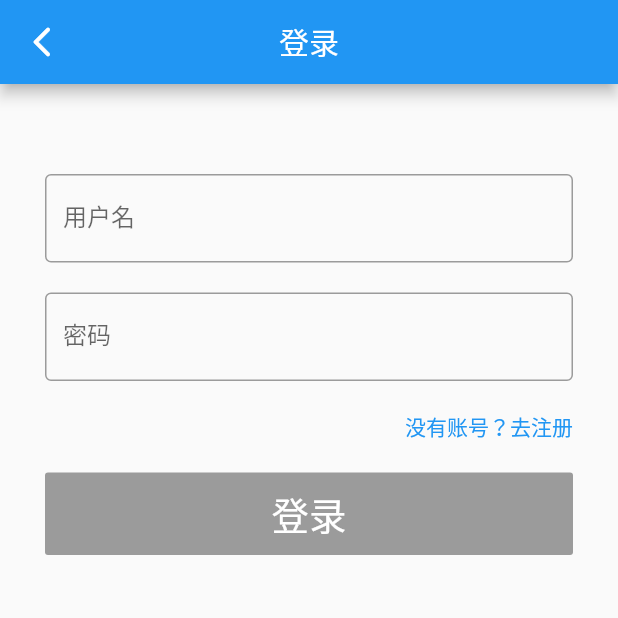
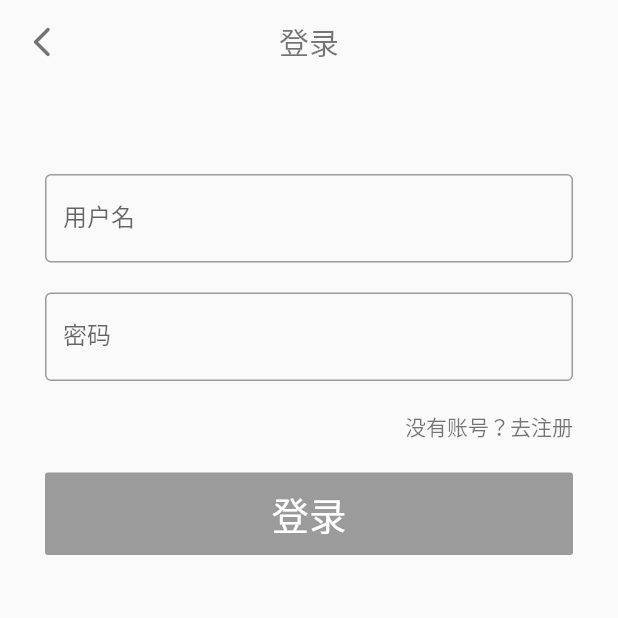
Before and after one commit to worldyun/diary, a Flutter app: the screen it shows after launch, in the side drawer, after a tap on "登录/注册", on a phone screen of 412 x 824 dp, the top half of it. Run offline on Flutter 3.47's test engine with Material 2 defaults, Android fonts, the phone set to English and light mode, and no system bars; our stand-ins replace cookie_jar, date_format, dio, dio_cookie_manager, event_bus, fluttertoast and 1 more.

Commit message:
统一ui风格

```diff
--- a/lib/pages/Diarys.dart
+++ b/lib/pages/Diarys.dart
@@ -269,7 +269,16 @@ class _DiarysState extends State<Diarys> {
   Widget build(BuildContext context) {
     return Scaffold(
       appBar: AppBar(
-        title: Text("日记"),
+        title: Text(
+          "日记",
+          style: TextStyle(
+            color: Colors.black54
+          ),
+        ),
+        iconTheme: IconThemeData(color: Colors.black54),
+        backgroundColor:  Color.fromARGB(10, 0, 0, 0),
+        brightness: Brightness.light,
+        elevation: 0,
       ),
       body: this._signIn ? Container(
         // padding: EdgeInsets.only(bottom: 15),
@@ -289,6 +298,7 @@ class _DiarysState extends State<Diarys> {
       ) : Center(child: Text("未登录"),),
       drawer: MyDrawer(),
       floatingActionButton: FloatingActionButton(
+        backgroundColor: Color.fromARGB(255, 150, 150, 175),
         child: Icon(Icons.create),
         onPressed: (){
           Navigator.pushNamed(context, "/newDiary");
--- a/lib/pages/MyDrawer.dart
+++ b/lib/pages/MyDrawer.dart
@@ -43,13 +43,29 @@ class _MyDrawerState extends State<MyDrawer> {
             children: <Widget>[
               Expanded(
                 child: UserAccountsDrawerHeader(
-                  accountName: Text(this._username),
-                  accountEmail: Text("记录好心情"),
+                  accountName: Text(
+                    this._username,
+                    style: TextStyle(
+                      color: Color.fromARGB(150, 0, 0, 0),
+                      fontSize: 19,
+                    ),
+                  ),
+                  accountEmail: Text(
+                    "记录好心情",
+                    style: TextStyle(
+                      color: Color.fromARGB(180, 0, 0, 0),
+                    ),
+                  ),
                   currentAccountPicture: CircleAvatar(
+                    backgroundColor: Color.fromARGB(255, 150, 150, 175),
                     child: Text(
                       this._username[0],
                       style: TextStyle(
-                        fontSize: 35
+                        fontSize: 36,
+                        color: Colors.white,
+                        shadows: <Shadow>[
+                          Shadow(color: Colors.black38, offset: Offset(2, 2), blurRadius: 3)
+                        ]
                       ),
                     ),
                   ),
@@ -66,9 +82,16 @@ class _MyDrawerState extends State<MyDrawer> {
           InkWell(                                              //登录跳转
             child: ListTile(
               leading: CircleAvatar(
-                child: Icon(Icons.person),
+                backgroundColor: Color.fromARGB(0, 255, 255, 255),
+                child: Icon(Icons.person, color: Colors.black54, size: 30,),
               ),
-              title: Text("${this._signIn ? '登出' : '登录/注册'}"),
+              title: Text(
+                "${this._signIn ? '登出' : '登录/注册'}",
+                style: TextStyle(
+                  fontSize: 18,
+                  color: Colors.black54
+                ),
+              ),
             ),
             onTap: () {
               if (this._signIn) {
@@ -90,9 +113,16 @@ class _MyDrawerState extends State<MyDrawer> {
           InkWell(                                                //设置跳转
             child: ListTile(
               leading: CircleAvatar(
-                child: Icon(Icons.settings),
+                backgroundColor: Color.fromARGB(0, 255, 255, 255),
+                child: Icon(Icons.settings,color: Colors.black54, size: 30,),
               ),
-              title: Text("设置"),
+              title: Text(
+                "设置",
+                style: TextStyle(
+                  fontSize: 18,
+                  color: Colors.black54
+                ),
+              ),
             ),
             onTap: () {
               print("设置事件");
--- a/lib/pages/SignIn.dart
+++ b/lib/pages/SignIn.dart
@@ -30,7 +30,16 @@ class _SignInState extends State<SignIn> {
   Widget build(BuildContext context) {
     return Scaffold(
       appBar: AppBar(
-        title: Text("登录"),
+        title: Text(
+          "登录",
+          style: TextStyle(
+            color: Colors.black54
+          ),
+        ),
+        iconTheme: IconThemeData(color: Colors.black54),
+        backgroundColor:  Color.fromARGB(0, 0, 0, 0),
+        brightness: Brightness.light,
+        elevation: 0,
       ),
       body: SingleChildScrollView(
         child: Container(
@@ -86,7 +95,7 @@ class _SignInState extends State<SignIn> {
                   child: Text(
                     "没有账号？去注册",
                     style: TextStyle(
-                      color: Colors.blue
+                      color: Colors.black54
                     ),
                   ),
                   onTap: () {
@@ -106,7 +115,8 @@ class _SignInState extends State<SignIn> {
                       fontWeight: FontWeight.w400,
                     ),
                   ),
-                  color: Colors.blue,
+                  // colorBrightness: Colors.black54,
+                  color: Color.fromARGB(255, 150, 150, 180),
                   textColor: Colors.white,
                   onPressed: this._signFun,
                 ),
--- a/lib/pages/SignUp.dart
+++ b/lib/pages/SignUp.dart
@@ -27,7 +27,16 @@ class _SignUpState extends State<SignUp> {
   Widget build(BuildContext context) {
     return Scaffold(
       appBar: AppBar(
-        title: Text("注册"),
+        title: Text(
+          "注册",
+          style: TextStyle(
+            color: Colors.black54
+          ),
+        ),
+        iconTheme: IconThemeData(color: Colors.black54),
+        backgroundColor:  Color.fromARGB(0, 0, 0, 0),
+        brightness: Brightness.light,
+        elevation: 0,
       ),
       body: SingleChildScrollView(
         child: Container(
@@ -84,7 +93,7 @@ class _SignUpState extends State<SignUp> {
                   child: Text(
                     "已有账号？去登录",
                     style: TextStyle(
-                      color: Colors.blue
+                      color: Colors.black54
                     ),
                   ),
                   onTap: () {
@@ -104,7 +113,7 @@ class _SignUpState extends State<SignUp> {
                       fontWeight: FontWeight.w400,
                     ),
                   ),
-                  color: Colors.blue,
+                  color: Color.fromARGB(255, 150, 150, 180),
                   textColor: Colors.white,
                   onPressed: this._signFun,
                 ),
```
Also changed, not shown: images/2.0x/drawerHeaderBackGroundImage.jpg, images/3.0x/drawerHeaderBackGroundImage.jpg, images/drawerHeaderBackGroundImage.jpg.
